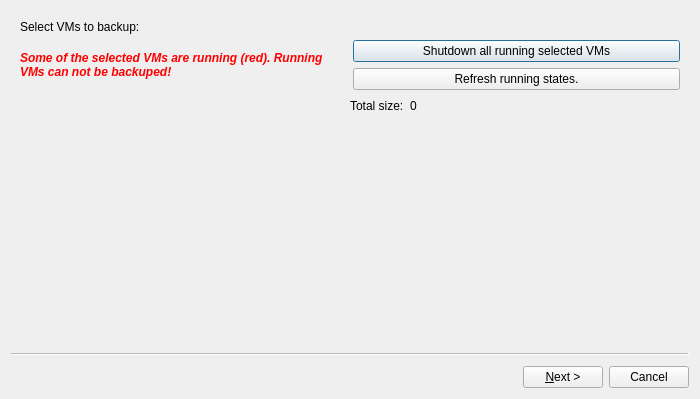
Old version of the form backupdlg.ui in the repository QubesOS/qubes-manager.
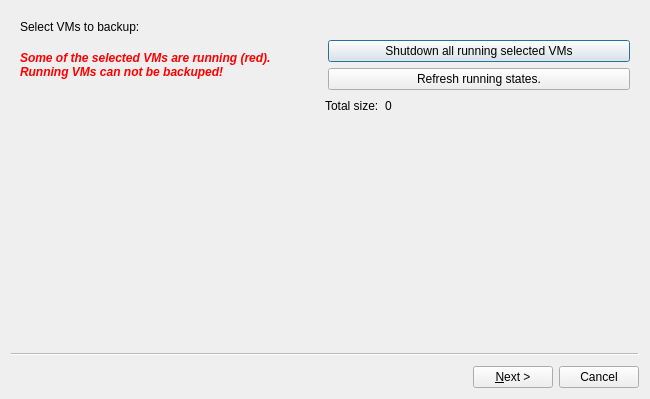
New version of the form. Icons and pictures are not drawn.

The edit to the form file:
```diff
--- a/backupdlg.ui
+++ b/backupdlg.ui
@@ -6,7 +6,7 @@
    <rect>
     <x>0</x>
     <y>0</y>
-    <width>700</width>
+    <width>650</width>
     <height>399</height>
    </rect>
   </property>
```
Left out of the diff: 39 changed lines with no effect on the pictures.
